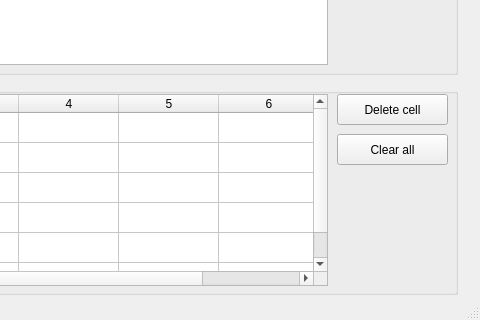
Above: window.ui from Molingejr/operator_expression_generator before the change; both pictures show x 313 to 793 and y 295 to 615 of the 793 by 615 pixel window. Below: the same form after it.
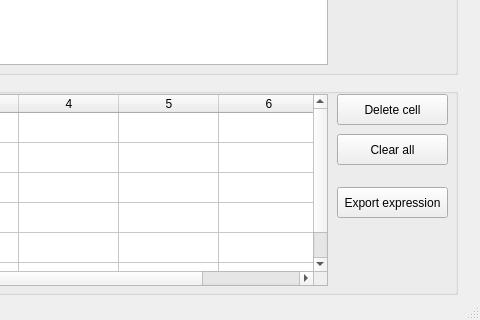
That is the form after the change. Icons and pictures are not drawn.

Commit message: Added Export expression button

```diff
--- a/window.ui
+++ b/window.ui
@@ -443,6 +443,19 @@
       <string>Clear all</string>
      </property>
     </widget>
+    <widget class="QPushButton" name="pushButton_export_exp">
+     <property name="geometry">
+      <rect>
+       <x>640</x>
+       <y>113</y>
+       <width>111</width>
+       <height>31</height>
+      </rect>
+     </property>
+     <property name="text">
+      <string>Export expression</string>
+     </property>
+    </widget>
    </widget>
   </widget>
   <widget class="QMenuBar" name="menubar">
```
The commit also changes 1 other file.
